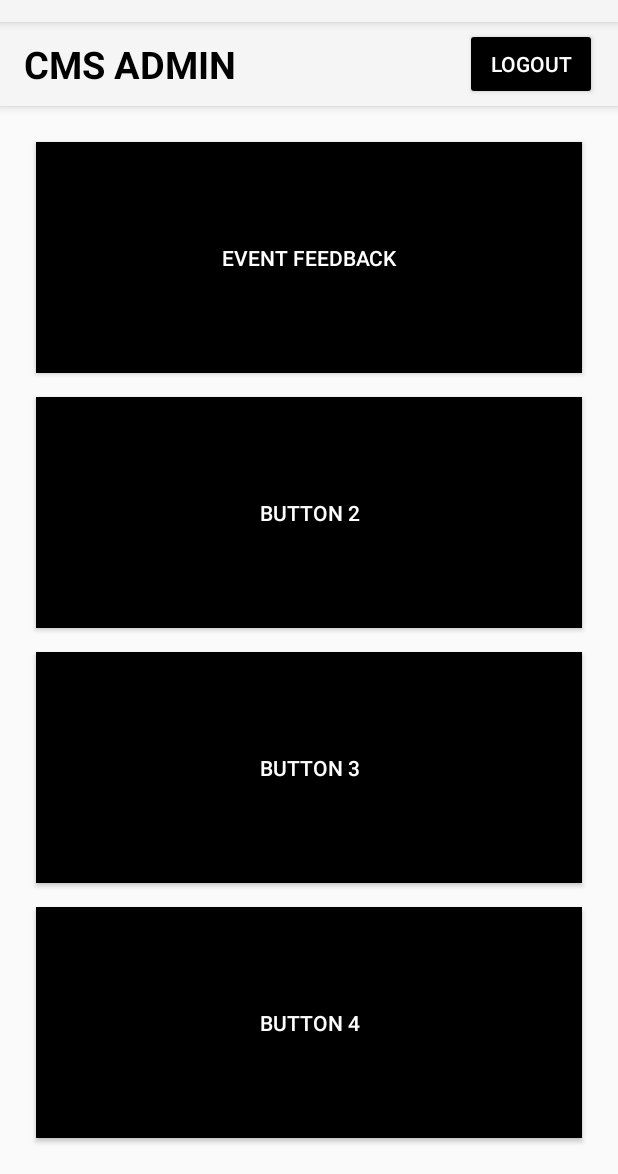
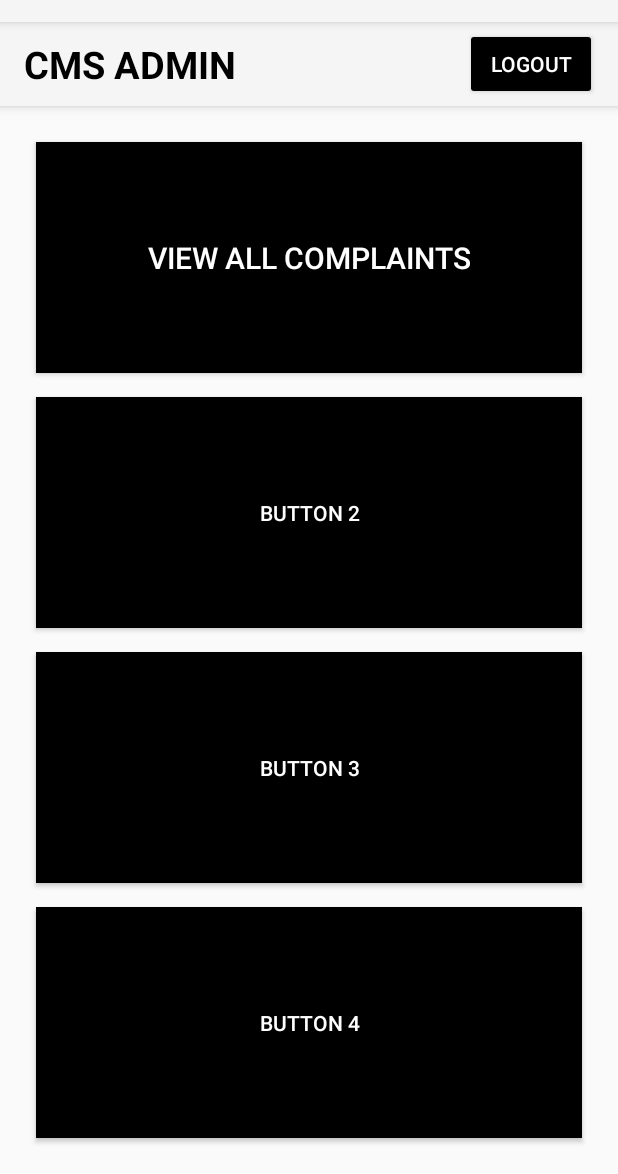
Before and after one commit to Bebsi5/CSCB07-Project, an Android app: the Admin screen opened directly, with no data from a screen before it, on a phone screen of 412 x 824 dp, the part 62-1236 px from its top. Run offline under Robolectric (Android 15) with nearby library versions, the light colour scheme and no system bars; our stand-ins replace Firebase (no records; nobody signed in at launch, a user with empty details on screens opened directly).

Commit message:
Just changed some Text on the Admin Page

```diff
--- a/app/src/main/res/layout/activity_admin.xml
+++ b/app/src/main/res/layout/activity_admin.xml
@@ -82,8 +82,9 @@
             android:layout_weight="1"
             android:background="@android:color/black"
             android:padding="16dp"
-            android:text="Event Feedback"
-            android:textColor="@android:color/white" />
+            android:text="@string/Admin_Complaints"
+            android:textColor="@android:color/white"
+            android:textSize="20sp" />
 
         <androidx.appcompat.widget.AppCompatButton
             android:layout_width="match_parent"
--- a/app/src/main/res/values/strings.xml
+++ b/app/src/main/res/values/strings.xml
@@ -97,5 +97,7 @@
     <string name="add_announcement_button">Add Announcement</string>
     <string name="announcements">Announcements</string>
 
+    <string name="Admin_Complaints">View All Complaints</string>
+
 
 </resources>
```
